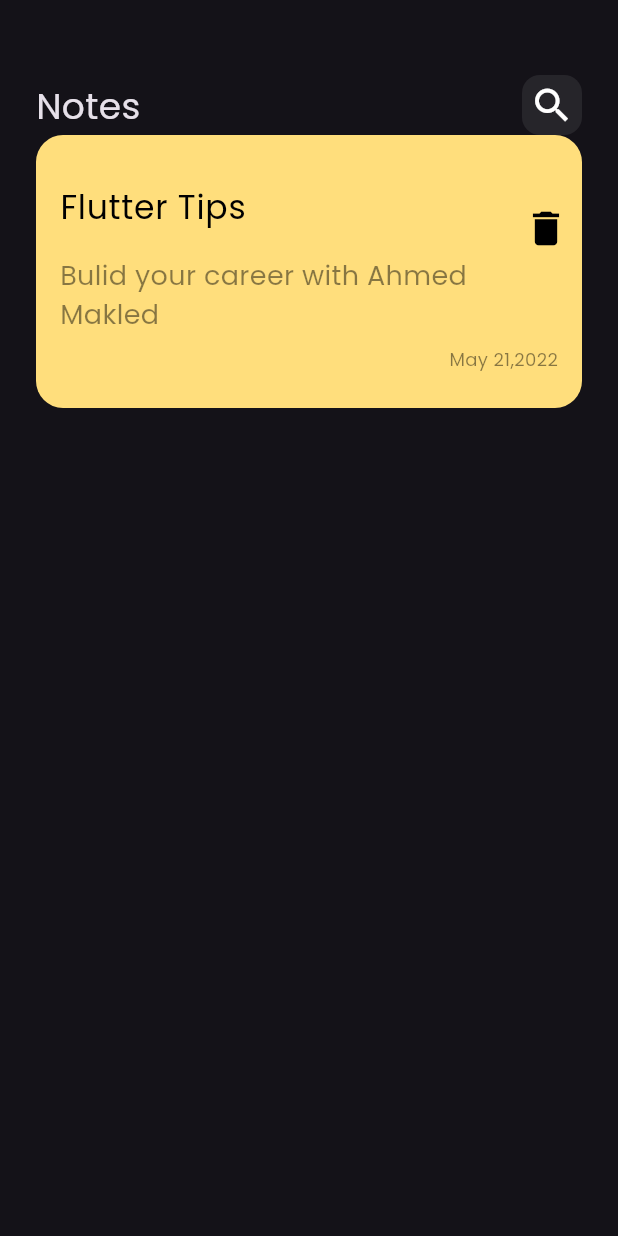
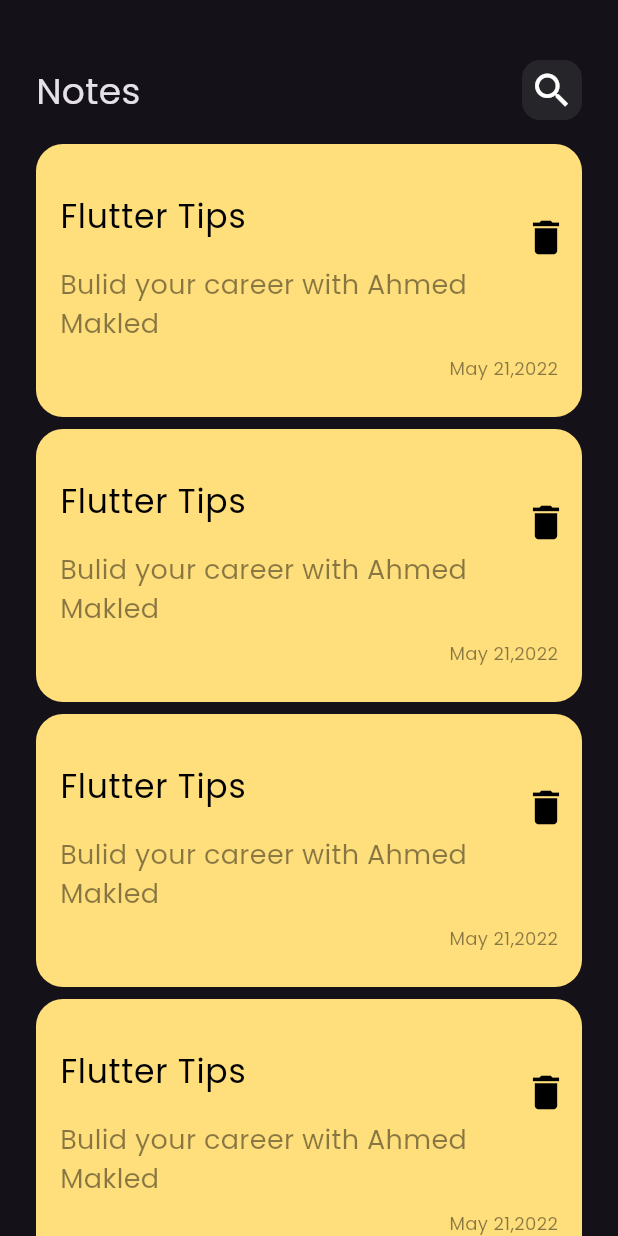
Before and after one commit to Ahmed-Makled1/note-app, a Flutter app: the screen it shows after launch, on a phone screen of 412 x 824 dp. Run offline on Flutter 3.47's test engine with Material 3 defaults, Android fonts, the phone set to English and light mode, and no system bars.

Commit message:
add note list view

```diff
--- a/lib/views/home_view.dart
+++ b/lib/views/home_view.dart
@@ -1,6 +1,6 @@
 import 'package:flutter/material.dart';
 import 'package:note_app/widgets/custom_app_bar.dart';
-import 'package:note_app/widgets/note_item.dart';
+import 'package:note_app/widgets/note_list_view.dart';
 
 class HomeView extends StatelessWidget {
   const HomeView({super.key});
@@ -9,8 +9,13 @@ class HomeView extends StatelessWidget {
   Widget build(BuildContext context) {
     return Scaffold(
       body: Padding(
-        padding: const EdgeInsets.only(left: 24, right: 24, top: 50),
-        child: Column(children: [CustomAppBar(), NoteItem()]),
+        padding: const EdgeInsets.only(left: 24, right: 24),
+        child: Column(
+          children: [
+            CustomAppBar(),
+            NoteListView(),
+          ],
+        ),
       ),
     );
   }
--- a/lib/widgets/custom_app_bar.dart
+++ b/lib/widgets/custom_app_bar.dart
@@ -6,12 +6,15 @@ class CustomAppBar extends StatelessWidget {
 
   @override
   Widget build(BuildContext context) {
-    return Row(
-      mainAxisAlignment: MainAxisAlignment.spaceBetween,
-      children: [
-        Text("Notes", style: TextStyle(fontSize: 24)),
-        CustomSearchIcon(),
-      ],
+    return Padding(
+      padding: const EdgeInsets.only(top: 40, bottom: 16),
+      child: Row(
+        mainAxisAlignment: MainAxisAlignment.spaceBetween,
+        children: [
+          Text("Notes", style: TextStyle(fontSize: 24)),
+          CustomSearchIcon(),
+        ],
+      ),
     );
   }
 }
--- a/lib/widgets/note_item.dart
+++ b/lib/widgets/note_item.dart
@@ -6,6 +6,7 @@ class NoteItem extends StatelessWidget {
   @override
   Widget build(BuildContext context) {
     return Container(
+      margin: EdgeInsets.only(bottom: 8),
       padding: EdgeInsets.only(left: 16, top: 24, bottom: 24),
       decoration: BoxDecoration(
         color: const Color.fromARGB(255, 255, 222, 124),
--- /dev/null
+++ b/lib/widgets/note_list_view.dart
@@ -0,0 +1,21 @@
+import 'package:flutter/material.dart';
+import 'package:note_app/widgets/note_item.dart';
+
+class NoteListView extends StatelessWidget {
+  const NoteListView({
+    super.key,
+  });
+
+  @override
+  Widget build(BuildContext context) {
+    return Expanded(
+      child: ListView.builder(
+        padding: EdgeInsets.all(0),
+        // itemCount: 1,
+        itemBuilder: (context, index) {
+          return NoteItem();
+        },
+      ),
+    );
+  }
+}
```
